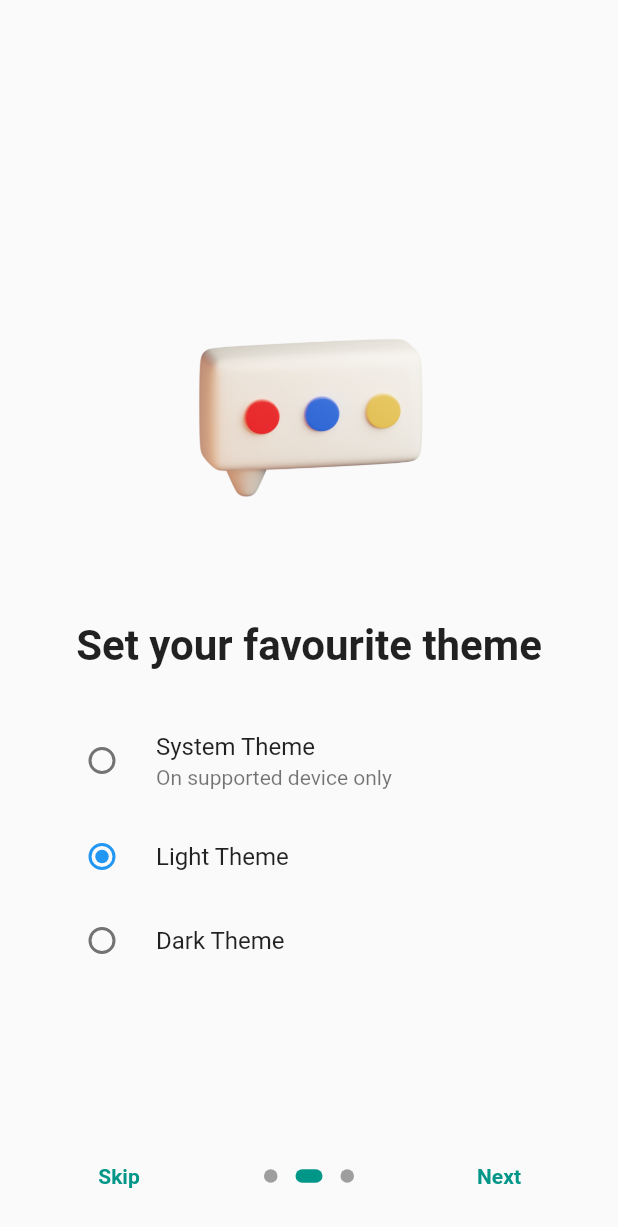
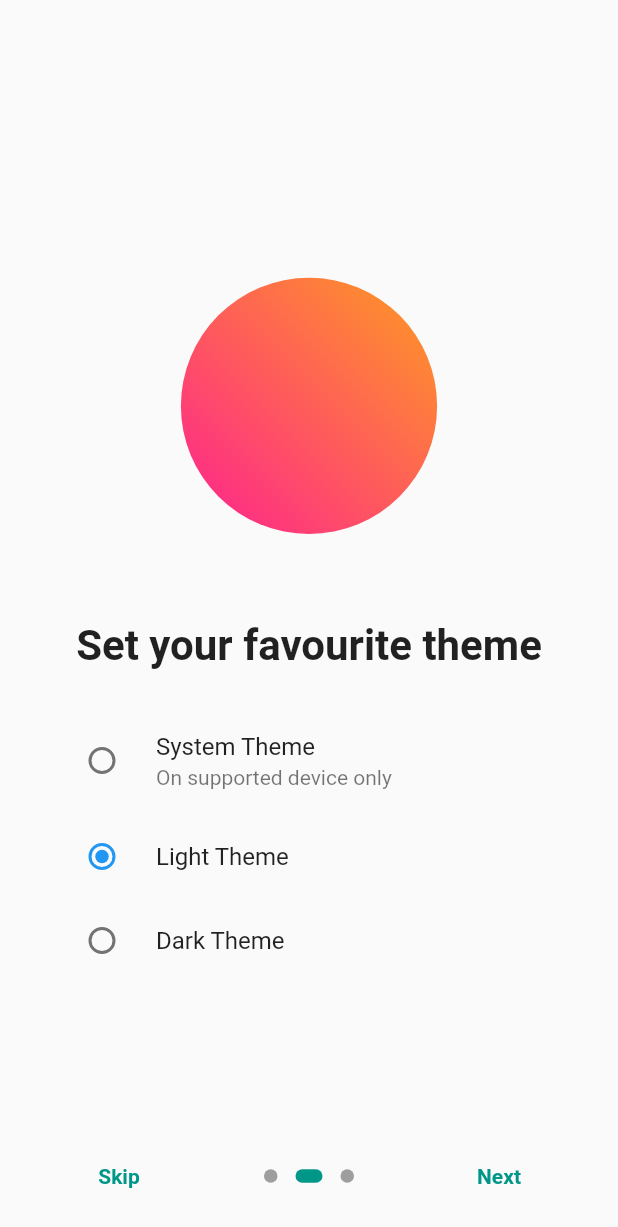
Before and after one commit to mptwaktusolat/app_waktu_solat_malaysia, a Flutter app: the screen it shows after launch, swiped to page 2, on a phone screen of 412 x 824 dp. Shown: the top 1227 px of the screen. Run offline on Flutter 3.47's test engine with Material 2 defaults, Android fonts, the phone set to English and light mode, and no system bars; drawn by our look-alikes of introduction_screen; our stand-ins replace auto_size_text, cached_network_image, cloud_firestore, device_info, email_validator, firebase_core and 15 more; missing offline and left inert: app_settings, flutter_qiblah, flutter_web_browser, isolate_handler; accounts and stored records are empty.

Commit message:
:art: Theme changing animation

```diff
--- a/lib/views/Settings part/AboutPage.dart
+++ b/lib/views/Settings part/AboutPage.dart
@@ -150,7 +150,6 @@ class AboutAppPage extends StatelessWidget {
                         tag: kAppIconTag,
                         child: ClipRRect(
                           borderRadius: BorderRadius.circular(18),
-                          //TODO: Check this behaviour
                           child: CachedNetworkImage(
                             width: 70,
                             height: 70,
--- a/lib/views/Settings part/ThemePage.dart
+++ b/lib/views/Settings part/ThemePage.dart
@@ -1,10 +1,22 @@
-import 'package:cached_network_image/cached_network_image.dart';
 import 'package:flutter/material.dart';
 import 'package:provider/provider.dart';
-import '../../CONSTANTS.dart';
 import '../Settings%20part/ThemeController.dart';
 
-class ThemesPage extends StatelessWidget {
+class ThemesPage extends StatefulWidget {
+  @override
+  _ThemesPageState createState() => _ThemesPageState();
+}
+
+class _ThemesPageState extends State<ThemesPage>
+    with SingleTickerProviderStateMixin {
+  AnimationController _animationController;
+  @override
+  void initState() {
+    super.initState();
+    _animationController = AnimationController(
+        vsync: this, duration: Duration(milliseconds: 1090));
+  }
+
   @override
   Widget build(BuildContext context) {
     return Scaffold(
@@ -18,12 +30,92 @@ class ThemesPage extends StatelessWidget {
             flex: 2,
             child: Padding(
               padding: const EdgeInsets.all(18.0),
-              child: CachedNetworkImage(
-                imageUrl: kThemeUiUrl,
+              child: Builder(
+                builder: (context) {
+                  bool _isDarkMode =
+                      Theme.of(context).brightness == Brightness.dark;
+                  if (_isDarkMode) {
+                    _animationController.forward();
+                  } else {
+                    _animationController.reverse();
+                  }
+                  return Center(
+                    child: AnimatedMoon(
+                      animationController: _animationController,
+                      width: MediaQuery.of(context).size.width,
+                      isDarkMode: _isDarkMode,
+                    ),
+                  );
+                },
               ),
             ),
           ),
           Expanded(child: ThemesOption()),
+        ],
+      ),
+    );
+  }
+}
+
+class AnimatedMoon extends StatelessWidget {
+  AnimatedMoon({
+    Key key,
+    this.width,
+    this.isDarkMode,
+    AnimationController animationController,
+  })  : _animationController = animationController,
+        super(key: key);
+
+  final double width;
+  final bool isDarkMode;
+  final AnimationController _animationController;
+
+  final List<Color> lightSwatches = [
+    const Color(0xDDFF0080),
+    const Color(0xDDFF8C00),
+  ];
+
+  final List<Color> darkSwatches = [
+    const Color(0xFF8983F7),
+    const Color(0xFFA3DAFB),
+  ];
+
+  @override
+  Widget build(BuildContext context) {
+    return Transform.scale(
+      scale: 1.6,
+      child: Stack(
+        children: <Widget>[
+          Container(
+            width: width * 0.35,
+            height: width * 0.35,
+            decoration: BoxDecoration(
+              shape: BoxShape.circle,
+              gradient: LinearGradient(
+                colors: isDarkMode ? darkSwatches : lightSwatches,
+                begin: Alignment.bottomLeft,
+                end: Alignment.topRight,
+              ),
+            ),
+          ),
+          Transform.translate(
+            offset: Offset(40, 0),
+            child: ScaleTransition(
+              scale: _animationController.drive(
+                Tween<double>(begin: 0.0, end: 1.0).chain(
+                  CurveTween(curve: Curves.decelerate),
+                ),
+              ),
+              alignment: Alignment.topRight,
+              child: Container(
+                width: width * 0.26,
+                height: width * 0.26,
+                decoration: BoxDecoration(
+                    shape: BoxShape.circle,
+                    color: Theme.of(context).scaffoldBackgroundColor),
+              ),
+            ),
+          ),
         ],
       ),
     );
--- a/lib/views/onboarding_page.dart
+++ b/lib/views/onboarding_page.dart
@@ -11,7 +11,8 @@ class OnboardingPage extends StatefulWidget {
   _OnboardingPageState createState() => _OnboardingPageState();
 }
 
-class _OnboardingPageState extends State<OnboardingPage> {
+class _OnboardingPageState extends State<OnboardingPage>
+    with SingleTickerProviderStateMixin {
   var pageDecoration = const PageDecoration(
     titleTextStyle: TextStyle(fontSize: 28.0, fontWeight: FontWeight.w700),
     bodyTextStyle: const TextStyle(fontSize: 19.0),
@@ -20,6 +21,14 @@ class _OnboardingPageState extends State<OnboardingPage> {
   );
 
   bool _isDoneSetLocation = false;
+  AnimationController _animController;
+
+  @override
+  void initState() {
+    super.initState();
+    _animController =
+        AnimationController(vsync: this, duration: Duration(seconds: 1));
+  }
 
   @override
   Widget build(BuildContext context) {
@@ -27,7 +36,7 @@ class _OnboardingPageState extends State<OnboardingPage> {
       PageViewModel(
           title: "Keep the location service on",
           body:
-              "Turn on your GPS on so that the app can detect your location precisely",
+              "Turn on your GPS on so that the app can detect your current location.",
           image: Image.asset(
             'assets/bam/Pin.png',
             width: 200,
@@ -54,9 +63,28 @@ class _OnboardingPageState extends State<OnboardingPage> {
                   ),
                 )),
       PageViewModel(
-        image: Image.asset(
-          'assets/bam/Message.png',
-          width: 200,
+        // image: Image.asset(
+        //   'assets/bam/Message.png',
+        //   width: 200,
+        // ),
+        image: Padding(
+          padding: const EdgeInsets.all(50.0),
+          child: Builder(
+            builder: (context) {
+              bool _isDarkMode =
+                  Theme.of(context).brightness == Brightness.dark;
+              if (_isDarkMode) {
+                _animController.forward();
+              } else {
+                _animController.reverse();
+              }
+              return AnimatedMoon(
+                animationController: _animController,
+                isDarkMode: _isDarkMode,
+                width: 305,
+              );
+            },
+          ),
         ),
         bodyWidget: ThemesOption(),
         title: "Set your favourite theme",
```
